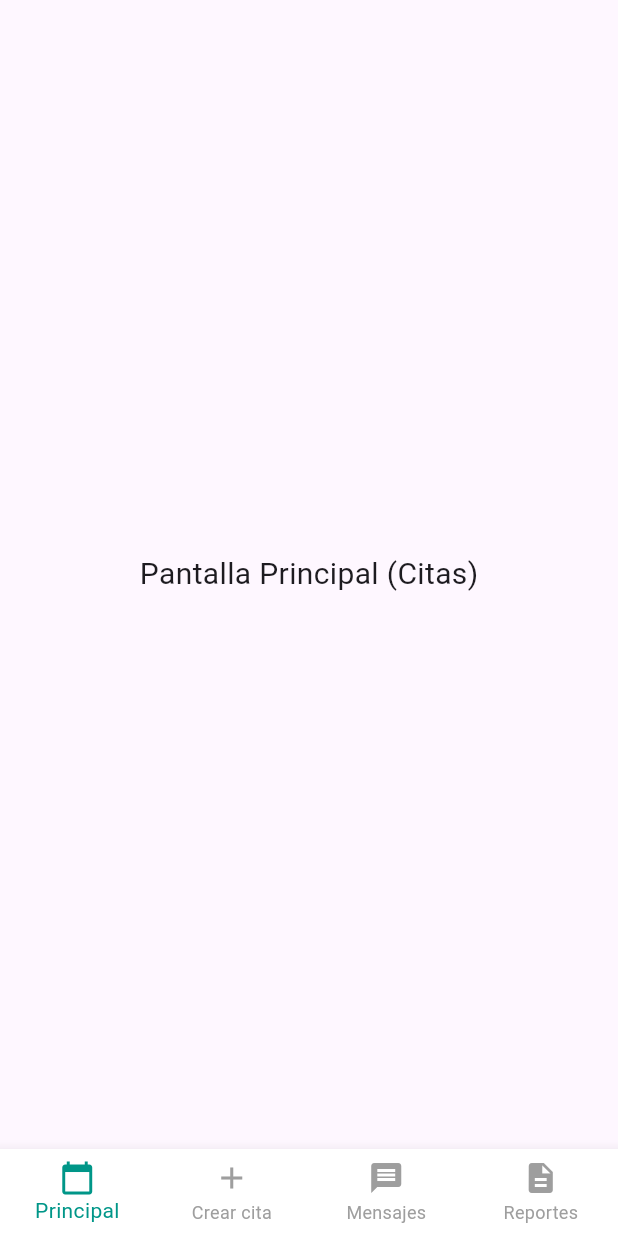
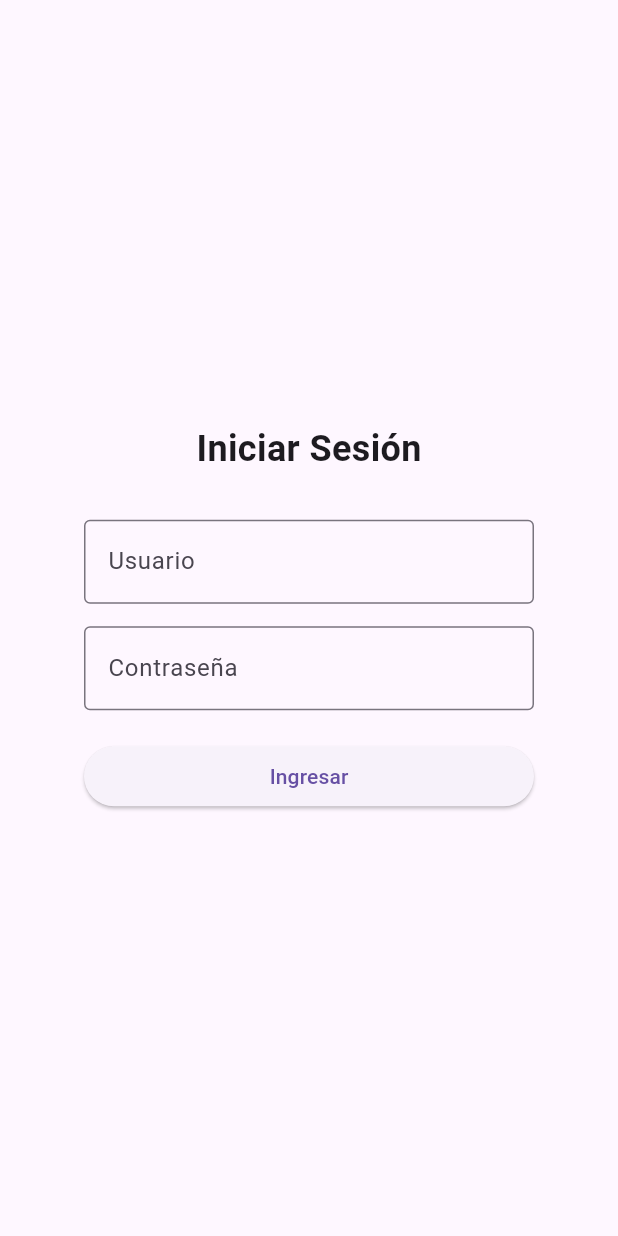
Before and after one commit to BernysCS/centro_medico_dayenu, a Flutter app: the screen it shows after launch, on a phone screen of 412 x 824 dp. Run offline on Flutter 3.47's test engine with Material 3 defaults, Android fonts, the phone set to English and light mode, and no system bars.

Commit message:
Añadi el archivo acceso.dart y modifique un poco el navegacion.dart.

```diff
--- /dev/null
+++ b/lib/acceso/acceso.dart
@@ -0,0 +1,106 @@
+import 'package:flutter/material.dart';
+import 'package:centro_medico_dayenu/navegacion.dart';
+
+/// Punto de entrada principal de la aplicación
+void main() => runApp(const MyApp());
+
+/// Widget principal que configura la aplicación MaterialApp
+class MyApp extends StatelessWidget {
+  const MyApp({super.key});
+
+  @override
+  Widget build(BuildContext context) {
+    return MaterialApp(
+      debugShowCheckedModeBanner: false,  // Oculta la banda de debug
+      home: const LoginScreen(),          // Establece LoginScreen como pantalla inicial
+    );
+  }
+}
+
+/// Pantalla de inicio de sesión que maneja la autenticación del usuario
+class LoginScreen extends StatefulWidget {
+  const LoginScreen({super.key});
+
+  @override
+  State<LoginScreen> createState() => _LoginScreenState();
+}
+
+/// Estado de la pantalla de login que maneja la lógica de autenticación
+class _LoginScreenState extends State<LoginScreen> {
+  // Controladores para los campos de texto
+  final _userController = TextEditingController();  // Controlador para campo de usuario
+  final _passController = TextEditingController();  // Controlador para campo de contraseña
+  String _error = '';  // Almacena mensajes de error
+
+  /// Método que valida las credenciales y realiza el login
+  void _login() {
+    // Verifica credenciales (usuario: admin, contraseña: 1234)
+    if (_userController.text.trim() == 'admin' && _passController.text == '1234') {
+      // Navega a la pantalla principal si las credenciales son correctas
+      Navigator.pushReplacement(
+        context,
+        MaterialPageRoute(builder: (_) => const Navegacion()),
+      );
+    } else {
+      // Muestra mensaje de error si las credenciales son incorrectas
+      setState(() => _error = 'Usuario o contraseña incorrectos');
+    }
+  }
+
+  @override
+  Widget build(BuildContext context) {
+    return Scaffold(
+      body: Center(
+        child: SizedBox(
+          width: 300,  // Ancho fijo para el contenedor del formulario
+          child: Column(
+            mainAxisSize: MainAxisSize.min,  // Columna ocupa solo espacio necesario
+            children: [
+              // Título del formulario
+              const Text('Iniciar Sesión',
+                  style: TextStyle(fontSize: 24, fontWeight: FontWeight.bold)),
+              const SizedBox(height: 30),  // Espaciado
+
+              // Campo de texto para usuario
+              TextField(
+                controller: _userController,
+                decoration: const InputDecoration(
+                  labelText: 'Usuario',
+                  border: OutlineInputBorder(),  // Borde tipo outline
+                ),
+              ),
+              const SizedBox(height: 15),  // Espaciado
+
+              // Campo de texto para contraseña
+              TextField(
+                controller: _passController,
+                obscureText: true,  // Oculta texto para contraseña
+                decoration: const InputDecoration(
+                  labelText: 'Contraseña',
+                  border: OutlineInputBorder(),
+                ),
+              ),
+              const SizedBox(height: 20),  // Espaciado
+
+              // Botón de login
+              SizedBox(
+                width: double.infinity,  // Ocupa todo el ancho disponible
+                child: ElevatedButton(
+                  onPressed: _login,  // Ejecuta método _login al presionar
+                  child: const Text('Ingresar'),
+                ),
+              ),
+
+              // Muestra mensaje de error si existe
+              if (_error.isNotEmpty)
+                Padding(
+                  padding: const EdgeInsets.only(top: 10),
+                  child: Text(_error, style: const TextStyle(color: Colors.red)),
+                ),
+            ],
+          ),
+        ),
+      ),
+    );
+  }
+}
--- a/lib/main.dart
+++ b/lib/main.dart
@@ -1,3 +1,4 @@
+import 'package:centro_medico_dayenu/acceso/acceso.dart';
 import 'package:centro_medico_dayenu/navegacion.dart';
 import 'package:flutter/material.dart';
 
@@ -14,7 +15,7 @@ class MainApp extends StatelessWidget {
       title: 'Dayenú',
       debugShowCheckedModeBanner: false,
       theme: ThemeData(primarySwatch: Colors.teal),
-      home: const Navegacion(),
+      home: const LoginScreen(),  //Cambie Navegacion por el Login
     );
   }
 }
```
Also changed, not shown: lib/navegacion.dart (+20 -0 lines).
